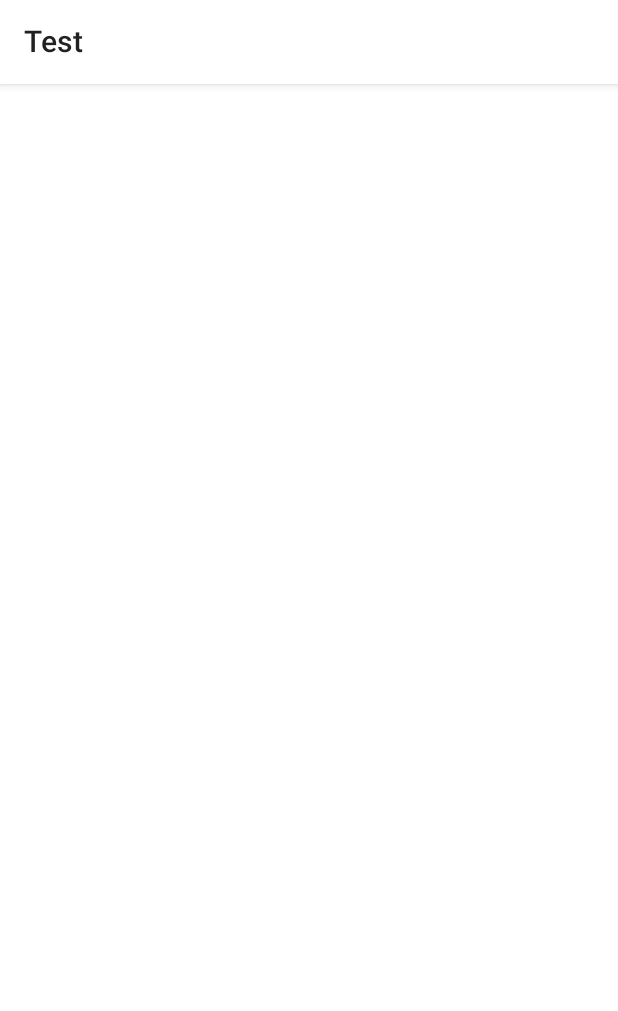
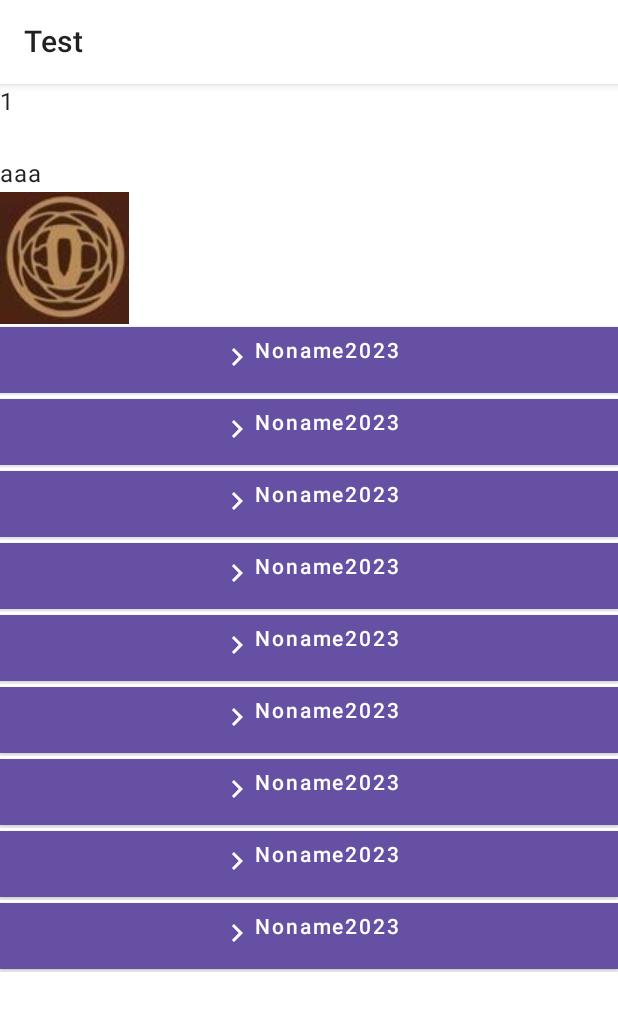
Before and after one commit to RUSSi28/Capture-Professor, an Android app built with Jetpack Compose: the screen it shows after launch (MainActivity), on a phone screen of 412 x 824 dp. Before the commit the part shown is almost empty. Shown: the top 1011 px of the screen. Run offline under Robolectric (Android 15) with nearby library versions, the phone set to English and light mode, and no system bars.

Commit message:
直った！

```diff
--- a/app/build.gradle.kts
+++ b/app/build.gradle.kts
@@ -5,7 +5,7 @@ plugins {
 
 android {
     namespace = "com.example.captureprofessor"
-    compileSdk = 33
+    compileSdk = 34
 
     defaultConfig {
         applicationId = "com.example.captureprofessor"
--- a/app/src/main/java/com/example/captureprofessor/MainActivity.kt
+++ b/app/src/main/java/com/example/captureprofessor/MainActivity.kt
@@ -17,6 +17,7 @@ import androidx.compose.ui.Modifier
 import androidx.compose.ui.graphics.Color
 import androidx.compose.ui.tooling.preview.Preview
 import com.example.captureprofessor.ui.theme.CaptureProfessorTheme
+import com.example.captureprofessor.ui.themeimport.testReid
 
 class MainActivity : ComponentActivity() {
     override fun onCreate(savedInstanceState: Bundle?) {
@@ -42,6 +43,7 @@ class MainActivity : ComponentActivity() {
 fun Test(modifier: Modifier = Modifier) {
     //実機またはエミュでテストするときはここに自身で作成した関数をおいてください
     //pushするときはaddの対象から外すかここから消しておいて
+    testReid()
 }
 
 @Composable
--- /dev/null
+++ b/app/src/main/java/com/example/captureprofessor/ui/theme/Kakomon.kt
@@ -0,0 +1,106 @@
+package com.example.captureprofessor.ui.themeimport
+import androidx.compose.foundation.Image
+import androidx.compose.foundation.background
+import androidx.compose.foundation.layout.Column
+import androidx.compose.foundation.layout.Row
+import androidx.compose.foundation.layout.Spacer
+import androidx.compose.foundation.layout.fillMaxWidth
+import androidx.compose.foundation.layout.height
+import androidx.compose.foundation.layout.padding
+import androidx.compose.foundation.rememberScrollState
+import androidx.compose.foundation.shape.RoundedCornerShape
+import androidx.compose.foundation.verticalScroll
+import androidx.compose.material.Button
+import androidx.compose.material.Icon
+import androidx.compose.material.MaterialTheme
+import androidx.compose.material.Surface
+import androidx.compose.material.Text
+import androidx.compose.material.icons.Icons
+import androidx.compose.material.icons.filled.KeyboardArrowDown
+import androidx.compose.material.icons.filled.KeyboardArrowRight
+import androidx.compose.runtime.Composable
+import androidx.compose.runtime.getValue
+import androidx.compose.runtime.mutableStateOf
+import androidx.compose.runtime.remember
+import androidx.compose.runtime.setValue
+import androidx.compose.ui.Alignment
+import androidx.compose.ui.Modifier
+import androidx.compose.ui.graphics.Color
+import androidx.compose.ui.layout.ContentScale
+import androidx.compose.ui.res.painterResource
+import androidx.compose.ui.unit.dp
+import com.example.captureprofessor.R
+
+class Kakomon(val subjectName:String, val array:Array<KakomonData> ) {
+//画像(後で複数にするがとりあえず一枚)
+// アドバイスとかのテキスト
+// この二つをプロパティとして持つ
+// バーを押すと開く感じにする
+// 引数には名前+1要素が1過去問の配列
+//fun Sort() {}
+    @Composable
+    fun Bar(index: Int) {//配列にはアクセスできる
+
+        Surface {//この中です。
+
+            var isExpanded by remember { mutableStateOf(false) }
+            Column(//ここの記述が問題だ！
+                modifier = Modifier
+                    .background(Color.White)
+                    .fillMaxWidth(),
+                horizontalAlignment = Alignment.CenterHorizontally,
+            ) {//ボタンをおきたい
+                Button(
+                    onClick = { isExpanded = !isExpanded },
+                    modifier = Modifier
+                        .fillMaxWidth(),
+                    shape = RoundedCornerShape(0)
+                ) {
+                    Column(
+                        horizontalAlignment = Alignment.CenterHorizontally,
+                    ) {
+                        Row {
+                            Icon(
+                                imageVector = if (isExpanded) Icons.Default.KeyboardArrowDown else Icons.Default.KeyboardArrowRight,
+                                contentDescription = null,
+                            )
+                            Text(
+                                text = array[0].teacherName,
+                                color = Color.White
+                            )
+                            Text(
+                                text = array[0].year.toString(),
+                                color = Color.White
+                            )
+                        }
+                        Spacer(modifier = Modifier.height(4.dp))
+                        Surface(
+                            shape = MaterialTheme.shapes.medium,
+                        ) {                        }
+                    }
+                }
+
+                if (isExpanded) {//関係ない
+                    Text(
+                        text = array[0].comment,
+                        modifier = Modifier.padding(all = 4.dp),
+                    )
+                    Image(
+                        painter = painterResource(id = array[index].imageId),
+                        contentDescription = "情報理論",
+                        contentScale = ContentScale.Fit,
+//                       modifier = imageModifier
+                    )
+                }
+
+
+            }
+        }
+}
+}
+data class KakomonData(
+    var teacherName:String="Noname",
+    var year:Int=2023,
+    var comment:String="aaaa",
+    var imageId:Int= R.drawable.tubaicon){
+}
--- /dev/null
+++ b/app/src/main/java/com/example/captureprofessor/ui/theme/testReid.kt
@@ -0,0 +1,94 @@
+package com.example.captureprofessor.ui.themeimport
+import android.util.Log
+import com.example.captureprofessor.ui.themeimport.KakomonData
+import androidx.compose.animation.animateColorAsState
+import androidx.compose.foundation.Image
+import androidx.compose.foundation.background
+import androidx.compose.foundation.clickable
+import androidx.compose.foundation.layout.Arrangement
+import androidx.compose.foundation.layout.Column
+import androidx.compose.foundation.layout.Row
+import androidx.compose.foundation.layout.Spacer
+import androidx.compose.foundation.layout.fillMaxSize
+import androidx.compose.foundation.layout.fillMaxWidth
+import androidx.compose.foundation.layout.height
+import androidx.compose.foundation.layout.padding
+import androidx.compose.foundation.rememberScrollState
+import androidx.compose.foundation.shape.RoundedCornerShape
+import androidx.compose.foundation.verticalScroll
+import androidx.compose.material.Button
+import androidx.compose.material.Icon
+import androidx.compose.material.MaterialTheme
+import androidx.compose.material.Surface
+import androidx.compose.material.Text
+import androidx.compose.material.icons.Icons
+import androidx.compose.material.icons.filled.Favorite
+import androidx.compose.material.icons.filled.KeyboardArrowDown
+import androidx.compose.material.icons.filled.KeyboardArrowRight
+import androidx.compose.material.icons.filled.KeyboardArrowUp
+import androidx.compose.runtime.Composable
+import androidx.compose.runtime.LaunchedEffect
+import androidx.compose.runtime.getValue
+import androidx.compose.runtime.mutableStateOf
+import androidx.compose.runtime.remember
+import androidx.compose.runtime.setValue
+import androidx.compose.ui.Alignment
+import androidx.compose.ui.Modifier
+import androidx.compose.ui.draw.rotate
+import androidx.compose.ui.graphics.Color
+import androidx.compose.ui.layout.ContentScale
+import androidx.compose.ui.layout.FirstBaseline
+import androidx.compose.ui.res.painterResource
+import androidx.compose.ui.res.stringResource
+import androidx.compose.ui.tooling.preview.Preview
+import androidx.compose.ui.unit.dp
+import com.example.captureprofessor.R
+
+@Composable
+fun testReid(){
+    Column(
+        modifier = Modifier
+            .fillMaxWidth()
+            .verticalScroll(rememberScrollState()),
+        verticalArrangement = Arrangement.SpaceBetween
+            ){
+        val a = KakomonData("Noname",2023,"aaa", R.drawable.tubaicon)
+        val array = arrayOf(a)
+        val subject1 = Kakomon("情報理論",array)
+
+        Text(
+            text = array.size.toString()
+        )
+
+        Text(
+            text = array[0].year.toString(),//なにこれ？？？？
+            color = Color.White
+
+        )
+        Text(
+            text = array[0].comment
+        )//配列にアクセスはできるな、、、
+        Image(
+            painter = painterResource(id = array[0].imageId),
+            contentDescription = "情報理論",
+            contentScale = ContentScale.Fit,
+        )
+       subject1.Bar(0)
+        subject1.Bar(0)
+        subject1.Bar(0)
+        subject1.Bar(0)
+        subject1.Bar(0)
+        subject1.Bar(0)
+        subject1.Bar(0)
+        subject1.Bar(0)
+        subject1.Bar(0)
+    }
+}
+
+@Preview
+@Composable
+fun testReidPreview(){
+    Surface {
+        testReid()
+    }
+}
```
Also changed, not shown: app/src/main/res/drawable/tubaicon.jpeg (added), 1 other file.
